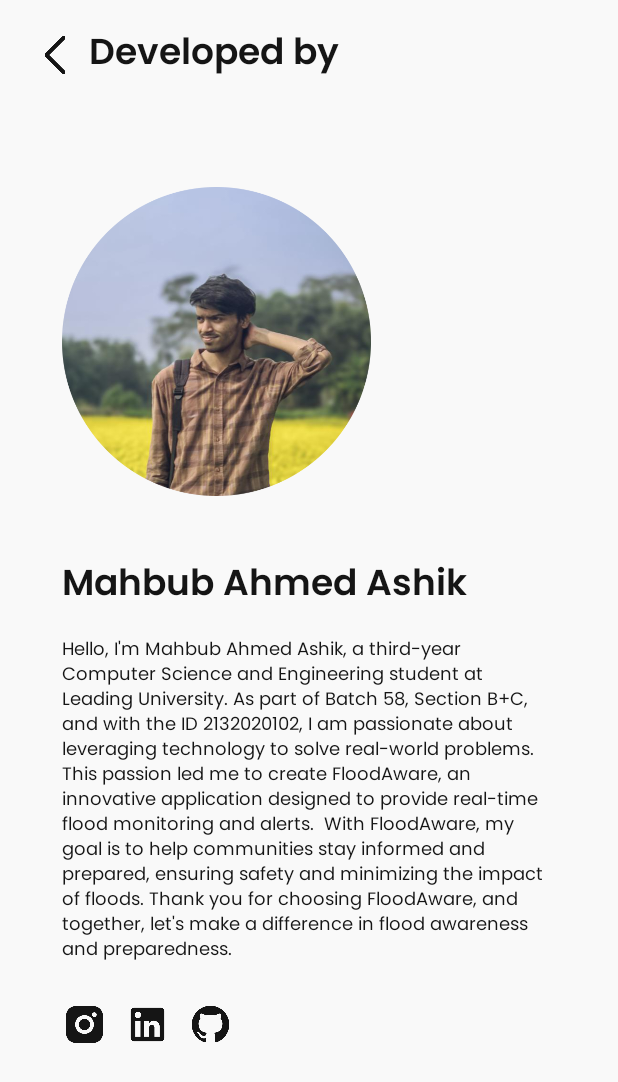
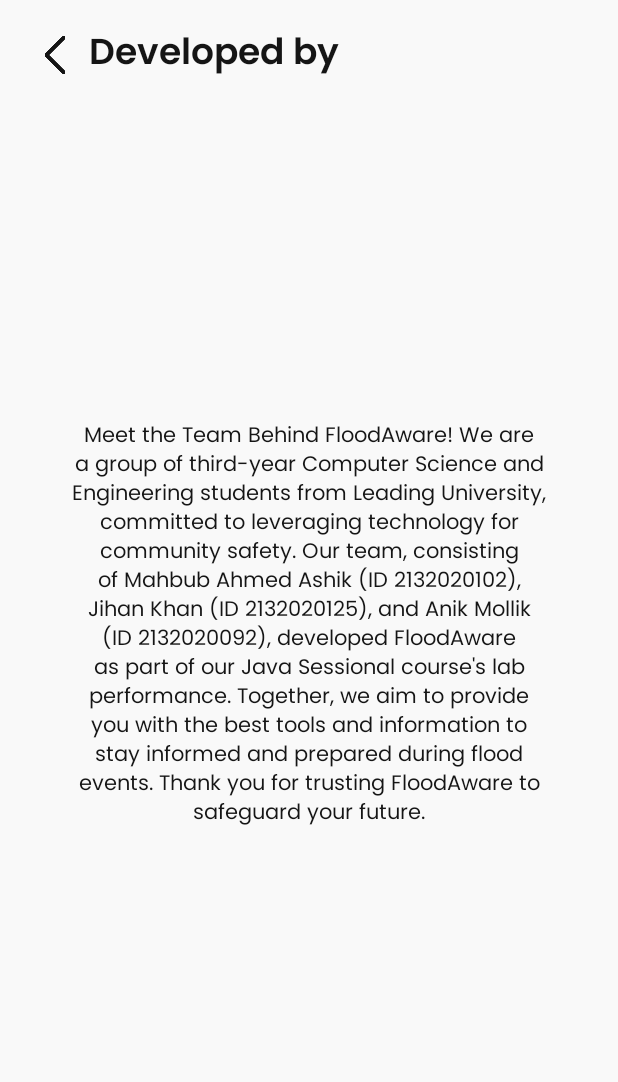
Before and after one commit to mahbub47/FloodAware, an Android app: the DevInfoScreen screen opened directly, with no data from a screen before it, on a phone screen of 412 x 824 dp. Shown: the top 1082 px of the screen. Run offline under Robolectric (Android 15) with nearby library versions, the phone set to English and light mode, and no system bars.

Commit message:
Last Commit

```diff
--- a/app/src/main/java/com/example/floodaware/DevInfoScreen.java
+++ b/app/src/main/java/com/example/floodaware/DevInfoScreen.java
@@ -14,7 +14,6 @@ import androidx.core.view.WindowInsetsCompat;
 public class DevInfoScreen extends AppCompatActivity {
 
     ImageView backDevinfo;
-    ImageView instaIV,linkedinIV,githubIV;
 
     @Override
     protected void onCreate(Bundle savedInstanceState) {
@@ -33,21 +32,6 @@ public class DevInfoScreen extends AppCompatActivity {
             finish();
         });
 
-        instaIV = findViewById(R.id.instaIV);
-        linkedinIV = findViewById(R.id.linkedinIV);
-        githubIV = findViewById(R.id.githubIV);
-
-        instaIV.setOnClickListener(v -> {
-            gotoUrl("https://www.instagram.com/am.ashikk/");
-        });
-
-        linkedinIV.setOnClickListener(v -> {
-            gotoUrl("https://www.linkedin.com/in/mahbub-ahmed-ashik/");
-        });
-
-        githubIV.setOnClickListener(v -> {
-            gotoUrl("https://github.com/mahbub47");
-        });
     }
 
     private void gotoUrl(String s) {
--- a/app/src/main/java/com/example/floodaware/WeatherUpdate.java
+++ b/app/src/main/java/com/example/floodaware/WeatherUpdate.java
@@ -89,7 +89,7 @@ public class WeatherUpdate extends AppCompatActivity {
     private void getLocationDialog() {
         Dialog dialog = new Dialog(WeatherUpdate.this,R.style.DialogStyle);
         dialog.setContentView(R.layout.setlocation_popup_screen);
-        dialog.getWindow().setBackgroundDrawableResource(R.drawable.home_item_back_shape);
+        dialog.getWindow().setBackgroundDrawableResource(R.drawable.popup_back_shape);
         dialog.show();
         ImageView cancelIV = dialog.findViewById(R.id.cancelIV);
         cancelIV.setOnClickListener(v -> {
--- /dev/null
+++ b/app/src/main/res/drawable/popup_back_shape.xml
@@ -0,0 +1,7 @@
+<?xml version="1.0" encoding="utf-8"?>
+<shape xmlns:android="http://schemas.android.com/apk/res/android"
+    android:shape="rectangle">
+    <solid android:color="@color/primary"/>
+    <stroke android:color="@color/light" android:width="5dp" />
+    <corners android:radius="15dp"/>
+</shape>
--- a/app/src/main/res/drawable/popup_et_back_shape.xml
+++ b/app/src/main/res/drawable/popup_et_back_shape.xml
@@ -2,7 +2,7 @@
 <shape xmlns:android="http://schemas.android.com/apk/res/android"
     android:shape="rectangle">
     <solid android:color="@color/light"/>
-    <stroke android:color="@color/primary"
+    <stroke android:color="@color/light"
         android:width="5dp"/>
     <corners android:bottomLeftRadius="30dp"/>
 
--- a/app/src/main/res/layout/activity_dev_info_screen.xml
+++ b/app/src/main/res/layout/activity_dev_info_screen.xml
@@ -39,8 +39,6 @@
         android:layout_width="0dp"
         android:layout_height="0dp"
         android:layout_marginTop="56dp"
-        app:layout_constraintBottom_toTopOf="@+id/textView13"
-        app:layout_constraintEnd_toStartOf="@+id/guideline17"
         app:layout_constraintStart_toStartOf="@+id/guideline16"
         app:layout_constraintTop_toBottomOf="@+id/backIconDevInfo"
         app:srcCompat="@drawable/myimage" />
@@ -53,13 +51,6 @@
         app:layout_constraintGuide_percent=".1"/>
 
     <androidx.constraintlayout.widget.Guideline
-        android:id="@+id/guideline17"
-        android:layout_width="wrap_content"
-        android:layout_height="wrap_content"
-        android:orientation="vertical"
-        app:layout_constraintGuide_percent=".6" />
-
-    <androidx.constraintlayout.widget.Guideline
         android:id="@+id/guideline18"
         android:layout_width="wrap_content"
         android:layout_height="wrap_content"
@@ -67,65 +58,21 @@
         app:layout_constraintGuide_percent=".9" />
 
     <TextView
-        android:id="@+id/textView13"
-        android:layout_width="0dp"
-        android:layout_height="wrap_content"
-        android:layout_marginTop="20dp"
-        android:layout_marginBottom="12dp"
-        android:fontFamily="@font/poppins_semibold"
-        android:text="Mahbub Ahmed Ashik"
-        android:textAlignment="viewStart"
-        android:textColor="@color/dark"
-        android:textSize="24sp"
-        app:layout_constraintBottom_toTopOf="@+id/textView14"
-        app:layout_constraintEnd_toStartOf="@+id/guideline18"
-        app:layout_constraintHorizontal_bias="0.0"
-        app:layout_constraintStart_toStartOf="@+id/guideline16"
-        app:layout_constraintTop_toBottomOf="@+id/imageView3" />
-
-    <TextView
         android:id="@+id/textView14"
         android:layout_width="0dp"
         android:layout_height="wrap_content"
         android:layout_marginBottom="180dp"
         android:fontFamily="@font/poppins"
-        android:text="Hello, I'm Mahbub Ahmed Ashik, a third-year Computer Science and Engineering student at Leading University. As part of Batch 58, Section B+C, and with the ID 2132020102, I am passionate about leveraging technology to solve real-world problems. This passion led me to create FloodAware, an innovative application designed to provide real-time flood monitoring and alerts.  With FloodAware, my goal is to help communities stay informed and prepared, ensuring safety and minimizing the impact of floods. Thank you for choosing FloodAware, and together, let's make a difference in flood awareness and preparedness."
+        android:padding="5dp"
+        android:text="Meet the Team Behind FloodAware! We are a group of third-year Computer Science and Engineering students from Leading University, committed to leveraging technology for community safety. Our team, consisting of Mahbub Ahmed Ashik (ID 2132020102), Jihan Khan (ID 2132020125), and Anik Mollik (ID 2132020092), developed FloodAware as part of our Java Sessional course's lab performance. Together, we aim to provide you with the best tools and information to stay informed and prepared during flood events. Thank you for trusting FloodAware to safeguard your future."
+        android:textAlignment="center"
         android:textColor="@color/dark"
-        android:textSize="12sp"
+        android:textSize="14sp"
         app:layout_constraintBottom_toBottomOf="parent"
         app:layout_constraintEnd_toStartOf="@+id/guideline18"
         app:layout_constraintHorizontal_bias="0.0"
-        app:layout_constraintStart_toStartOf="@+id/guideline16" />
-
-    <ImageView
-        android:id="@+id/instaIV"
-        android:layout_width="30dp"
-        android:layout_height="30dp"
-        android:layout_marginTop="24dp"
         app:layout_constraintStart_toStartOf="@+id/guideline16"
-        app:layout_constraintTop_toBottomOf="@+id/textView14"
-        app:srcCompat="@drawable/instaicon" />
-
-    <ImageView
-        android:id="@+id/linkedinIV"
-        android:layout_width="30dp"
-        android:layout_height="30dp"
-        android:layout_marginStart="12dp"
-        android:layout_marginTop="24dp"
-        app:layout_constraintStart_toEndOf="@+id/instaIV"
-        app:layout_constraintTop_toBottomOf="@+id/textView14"
-        app:srcCompat="@drawable/linkedinicon" />
-
-    <ImageView
-        android:id="@+id/githubIV"
-        android:layout_width="30dp"
-        android:layout_height="30dp"
-        android:layout_marginStart="12dp"
-        android:layout_marginTop="24dp"
-        app:layout_constraintEnd_toStartOf="@+id/guideline17"
-        app:layout_constraintHorizontal_bias="0.0"
-        app:layout_constraintStart_toEndOf="@+id/linkedinIV"
-        app:layout_constraintTop_toBottomOf="@+id/textView14"
-        app:srcCompat="@drawable/githubicon" />
+        app:layout_constraintTop_toBottomOf="@+id/textView9"
+        app:layout_constraintVertical_bias="0.721" />
 
 </androidx.constraintlayout.widget.ConstraintLayout>
--- a/app/src/main/res/layout/setlocation_popup_screen.xml
+++ b/app/src/main/res/layout/setlocation_popup_screen.xml
@@ -4,7 +4,7 @@
     xmlns:tools="http://schemas.android.com/tools"
     android:layout_width="match_parent"
     android:layout_height="wrap_content"
-    android:background="@drawable/home_item_back_shape">
+    android:background="@drawable/popup_back_shape">
 
 
     <TextView
@@ -69,7 +69,7 @@
         android:layout_width="wrap_content"
         android:layout_height="wrap_content"
         android:orientation="vertical"
-        app:layout_constraintGuide_percent=".2"/>
+        app:layout_constraintGuide_percent=".2" />
 
     <androidx.constraintlayout.widget.Guideline
         android:id="@+id/guideline21"
```
